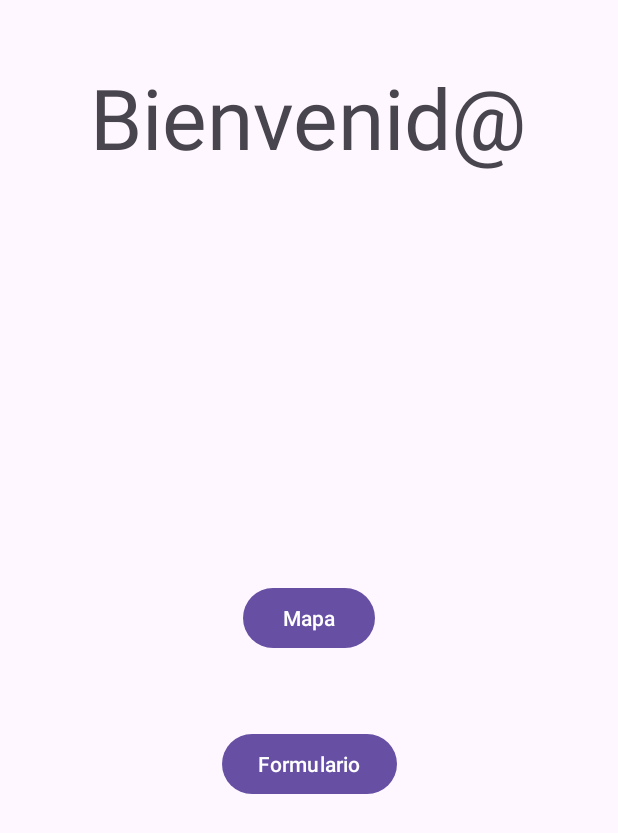
After one commit to Martinoxido/SoSelf, an Android app: the Inicio screen opened directly, with no data from a screen before it, on a phone screen of 412 x 824 dp. The commit adds this screen. Shown: the top 833 px of the screen. Run offline under Robolectric (Android 15) with nearby library versions, the phone set to English and light mode, and no system bars.

Commit message:
Inicio de Sesion y Registrar

```diff
--- a/app/src/main/AndroidManifest.xml
+++ b/app/src/main/AndroidManifest.xml
@@ -18,6 +18,12 @@
         android:supportsRtl="true"
         android:theme="@style/Theme.SoSelf"
         tools:targetApi="31">
+        <activity
+            android:name=".Perfil"
+            android:exported="false" />
+        <activity
+            android:name=".Inicio"
+            android:exported="false" />
         <activity
             android:name=".Maps"
             android:exported="false" />
--- /dev/null
+++ b/app/src/main/java/com/mgajardo/SoSelf/Inicio.java
@@ -0,0 +1,69 @@
+package com.mgajardo.SoSelf;
+
+import androidx.appcompat.app.AppCompatActivity;
+
+import android.content.Intent;
+import android.os.Bundle;
+import android.util.Log;
+import android.view.View;
+import android.widget.Button;
+import android.widget.TextView;
+
+public class Inicio extends AppCompatActivity {
+    TextView txtnombreUsuario;
+    Intent  intent ;
+    String nombre ;
+    String email ;
+    String phone ;
+    String pass ;
+
+    @Override
+    protected void onCreate(Bundle savedInstanceState) {
+        super.onCreate(savedInstanceState);
+        setContentView(R.layout.activity_inicio);
+        Button btnMapa = (Button) findViewById(R.id.btnMap);
+        Button btnForm = (Button) findViewById(R.id.btnForm);
+        intent = getIntent();
+        nombre = intent.getStringExtra("name");
+        nombre = intent.getStringExtra("email");
+        nombre = intent.getStringExtra("phone");
+        nombre = intent.getStringExtra("pass");
+
+        verificarDatos();
+
+
+        btnMapa.setOnClickListener(new View.OnClickListener() {
+            @Override
+            public void onClick(View v) {
+                startActivity(new Intent(Inicio.this, Maps.class));
+            }
+        });
+        btnForm.setOnClickListener(new View.OnClickListener() {
+            @Override
+            public void onClick(View v) {
+                MandarDatosYCambiarActivity(new Intent(Inicio.this,FormFeel.class));
+                finish();
+
+            }
+        });
+
+        txtnombreUsuario = (TextView) findViewById(R.id.nombre);
+
+
+        txtnombreUsuario.setText(intent.getStringExtra("name"));
+    }
+    public void MandarDatosYCambiarActivity(Intent EsteIntent){
+        EsteIntent.putExtra("name", nombre);
+        EsteIntent.putExtra("email", email);
+        EsteIntent.putExtra("phone", phone);
+        EsteIntent.putExtra("pass", pass);
+        startActivity(EsteIntent);
+    }
+    public void verificarDatos(){
+        Log.d("TAG", "dato" + nombre);
+        Log.d("TAG2", "dato" + email);
+        Log.d("TAG3", "dato" + phone);
+        Log.d("TAG4", "dato" + pass);
+    }
+
+}
--- /dev/null
+++ b/app/src/main/res/layout/activity_inicio.xml
@@ -0,0 +1,56 @@
+<?xml version="1.0" encoding="utf-8"?>
+<androidx.constraintlayout.widget.ConstraintLayout xmlns:android="http://schemas.android.com/apk/res/android"
+    xmlns:app="http://schemas.android.com/apk/res-auto"
+    xmlns:tools="http://schemas.android.com/tools"
+    android:layout_width="match_parent"
+    android:layout_height="match_parent"
+    tools:context=".Inicio">
+
+    <TextView
+        android:id="@+id/textView8"
+        android:layout_width="wrap_content"
+        android:layout_height="wrap_content"
+        android:text="Bienvenid@"
+        android:textSize="56dp"
+        app:layout_constraintBottom_toBottomOf="parent"
+        app:layout_constraintEnd_toEndOf="parent"
+        app:layout_constraintHorizontal_bias="0.498"
+        app:layout_constraintStart_toStartOf="parent"
+        app:layout_constraintTop_toTopOf="parent"
+        app:layout_constraintVertical_bias="0.054" />
+
+    <TextView
+        android:id="@+id/nombre"
+        android:layout_width="311dp"
+        android:layout_height="133dp"
+        android:text="nombre Usuario"
+        android:textSize="30dp"
+        android:textAlignment="center"
+        app:layout_constraintBottom_toBottomOf="parent"
+        app:layout_constraintEnd_toEndOf="parent"
+        app:layout_constraintHorizontal_bias="0.497"
+        app:layout_constraintStart_toStartOf="parent"
+        app:layout_constraintTop_toTopOf="parent"
+        app:layout_constraintVertical_bias="0.218" />
+
+    <Button
+        android:id="@+id/btnMap"
+        android:layout_width="wrap_content"
+        android:layout_height="wrap_content"
+        android:text="Mapa"
+        app:layout_constraintBottom_toBottomOf="parent"
+        app:layout_constraintEnd_toEndOf="parent"
+        app:layout_constraintStart_toStartOf="parent"
+        app:layout_constraintTop_toTopOf="parent" />
+
+    <Button
+        android:id="@+id/btnForm"
+        android:layout_width="wrap_content"
+        android:layout_height="wrap_content"
+        android:text="Formulario"
+        app:layout_constraintBottom_toBottomOf="parent"
+        app:layout_constraintEnd_toEndOf="parent"
+        app:layout_constraintStart_toStartOf="parent"
+        app:layout_constraintTop_toTopOf="parent"
+        app:layout_constraintVertical_bias="0.625" />
+</androidx.constraintlayout.widget.ConstraintLayout>
--- a/build.gradle.kts
+++ b/build.gradle.kts
@@ -1,4 +1,5 @@
 // Top-level build file where you can add configuration options common to all sub-projects/modules.
 plugins {
     id("com.android.application") version "8.1.1" apply false
+    id("com.google.gms.google-services") version "4.4.0" apply false
 }
```
Also changed, not shown: app/build.gradle.kts (+10 -5 lines), app/src/main/java/com/mgajardo/SoSelf/FormFeel.java (+13 -1 lines), app/src/main/java/com/mgajardo/SoSelf/MainActivity.java (+85 -3 lines), app/src/main/java/com/mgajardo/SoSelf/Maps.java (+5 -3 lines), app/src/main/java/com/mgajardo/SoSelf/Model/User.java (added, +52 -0 lines), app/src/main/java/com/mgajardo/SoSelf/Perfil.java (added, +27 -0 lines), app/src/main/java/com/mgajardo/SoSelf/Register.java (+103 -0 lines), app/src/main/res/layout/activity_perfil.xml (added, +67 -0 lines), app/src/main/res/layout/activity_register.xml (+15 -5 lines), 1 other file.
